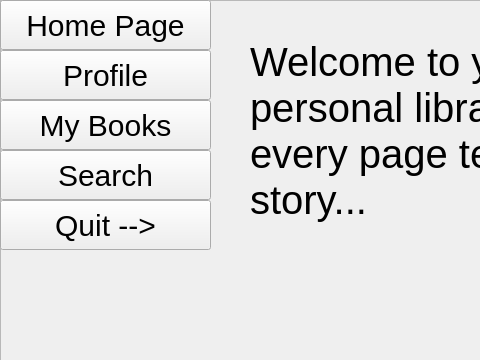
Qt form BookClubProject/appWindow/publisherwindow.ui (mohammadshirizadeh-sudo/book-club) before a commit; both pictures show x 0 to 480 and y 0 to 360 of the 1500 by 800 pixel window.
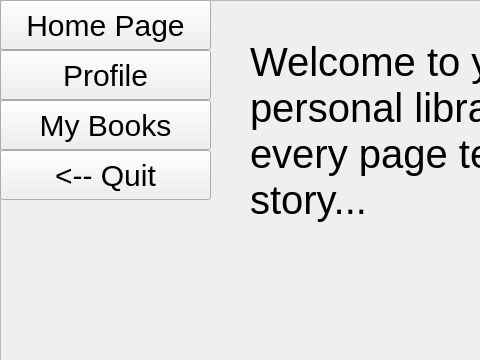
The same form after that commit. Icons and pictures are not drawn.

What changed in the file:
```diff
--- a/BookClubProject/appWindow/publisherwindow.ui
+++ b/BookClubProject/appWindow/publisherwindow.ui
@@ -114,27 +114,7 @@
 }</string>
     </property>
     <property name="text">
-     <string>Search</string>
-    </property>
-   </widget>
-   <widget class="QPushButton" name="pushButton_5">
-    <property name="geometry">
-     <rect>
-      <x>0</x>
-      <y>200</y>
-      <width>211</width>
-      <height>50</height>
-     </rect>
-    </property>
-    <property name="styleSheet">
-     <string notr="true">QPushButton {
-	font: 700 9pt &quot;Script MT Bold&quot;;
-	font-size:30px;
-	color: rgb(0, 0, 0);
-}</string>
-    </property>
-    <property name="text">
-     <string>Quit --&gt;</string>
+     <string>&lt;-- Quit</string>
     </property>
    </widget>
    <widget class="QLabel" name="label">
```
Left out of the diff: 6 changed lines with no effect on the pictures.
